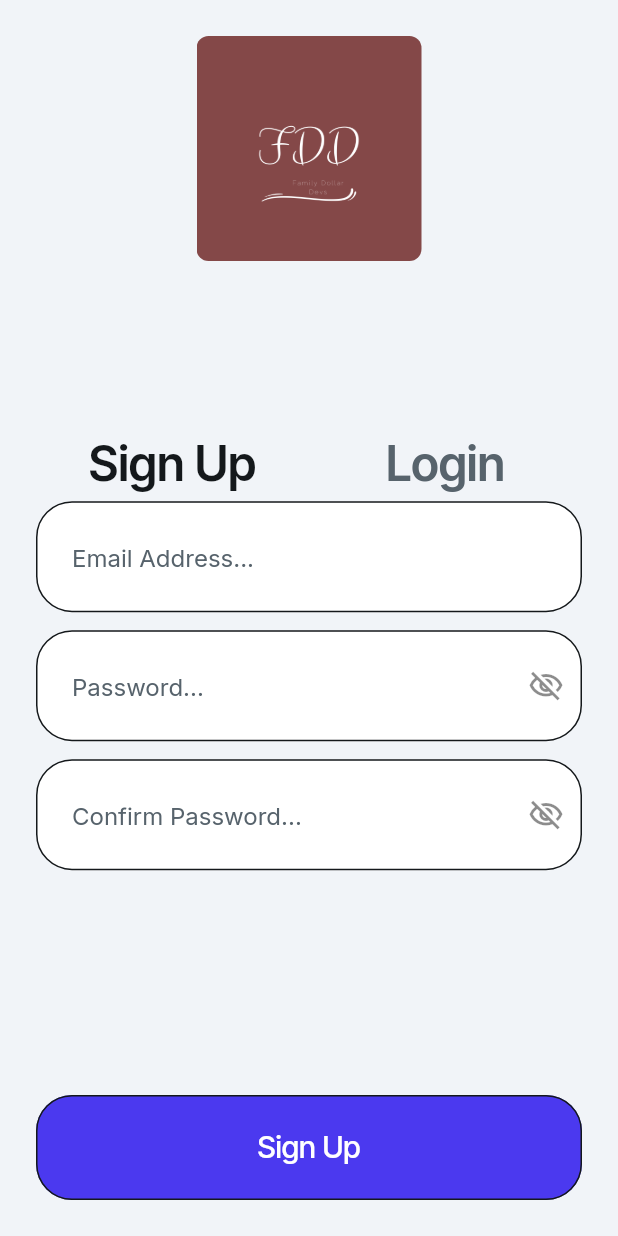
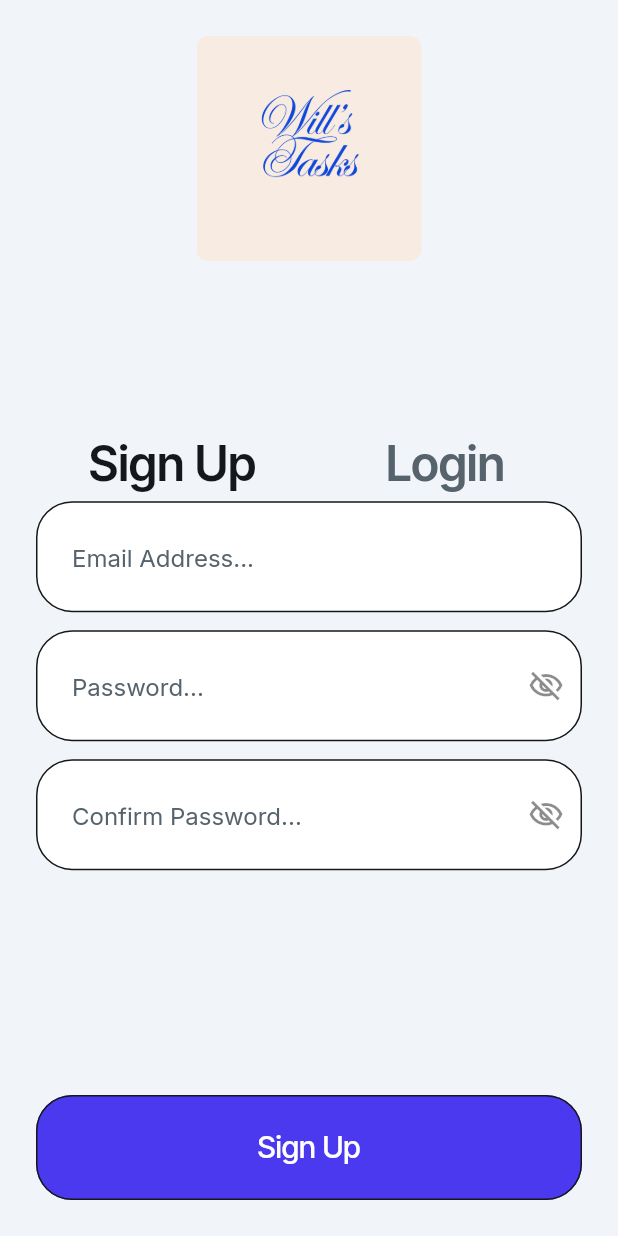
Before and after one commit to Williammanu12/TodoApp-FlutterFlow, a Flutter app: the screen it shows after launch, on a phone screen of 412 x 824 dp. Run offline on Flutter 3.47's test engine with Material 3 defaults, Android fonts, the phone set to English and light mode, and no system bars; drawn by our look-alikes of auto_size_text; our stand-ins replace cloud_firestore, easy_debounce, file_picker, firebase_auth, firebase_core, firebase_storage and 13 more; missing offline and left inert: json_path, mime_type; accounts and stored records are empty.

Commit message:
Updating to latest FlutterFlow output.

```diff
--- a/lib/login/login_widget.dart
+++ b/lib/login/login_widget.dart
@@ -86,7 +86,7 @@ class _LoginWidgetState extends State<LoginWidget>
                   ClipRRect(
                     borderRadius: BorderRadius.circular(8.0),
                     child: Image.asset(
-                      'assets/images/FD.png',
+                      'assets/images/Wills.png',
                       width: 150.0,
                       height: 150.0,
                       fit: BoxFit.cover,
```
Also changed, not shown: assets/images/FD.png (deleted), assets/images/Wills.png (added).
